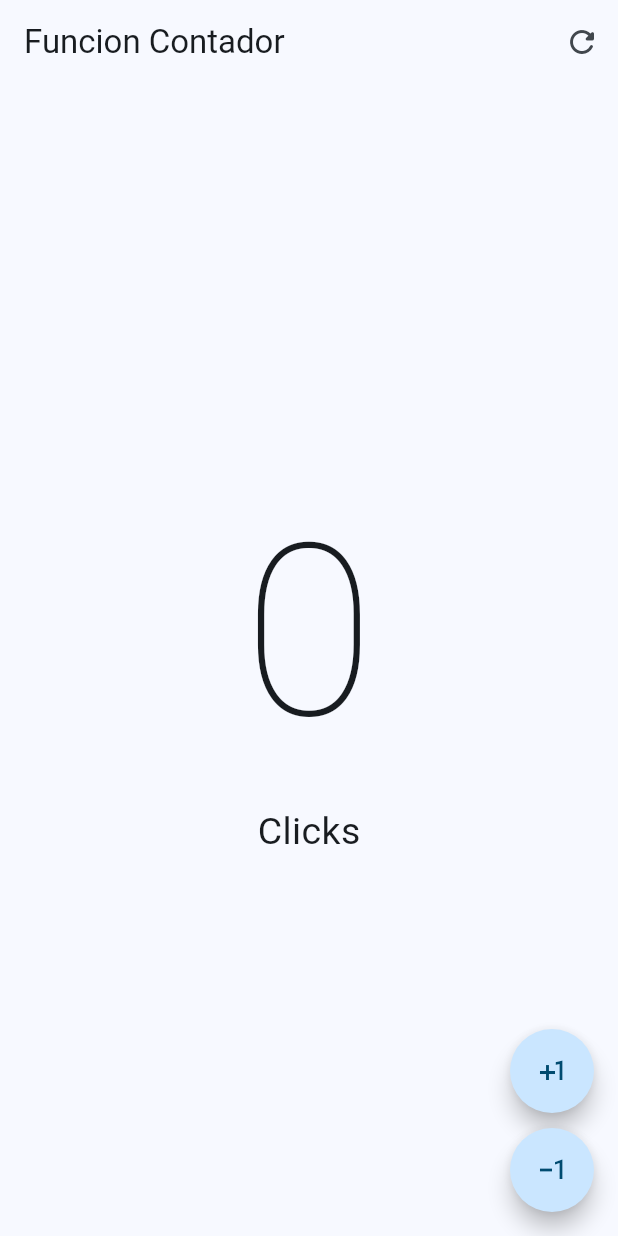
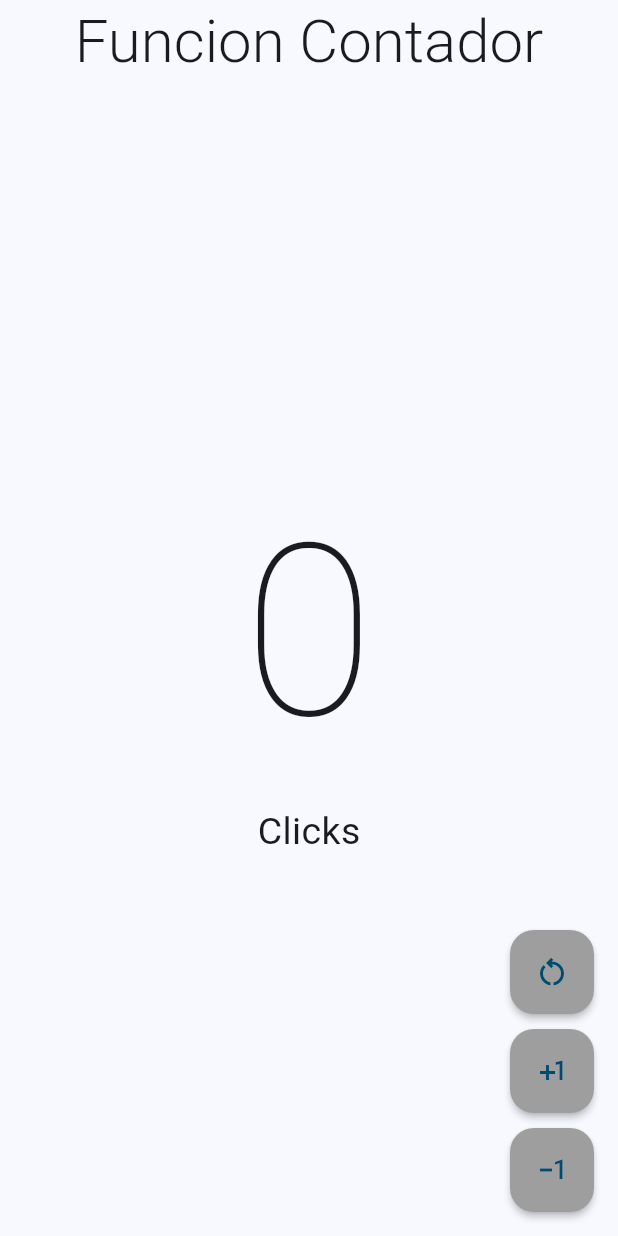
Before and after one commit to LastKing97xd/hello_world_app, a Flutter app: the screen it shows after launch, on a phone screen of 412 x 824 dp. Run offline on Flutter 3.47's test engine with Material 3 defaults, Android fonts, the phone set to English and light mode, and no system bars.

Commit message:
Contador Terminado

```diff
--- a/lib/presentation/screens/counter/counter_functions_screen.dart
+++ b/lib/presentation/screens/counter/counter_functions_screen.dart
@@ -14,16 +14,20 @@ class _CounterFunctionsScreenState extends State<CounterFunctionsScreen> {
   Widget build(BuildContext context) {
     return Scaffold(
         appBar: AppBar(
-          title: const Text('Funcion Contador'),
-          actions: [
-            IconButton(
-                icon: const Icon(Icons.refresh_rounded),
-                onPressed: () {
-                  setState(() {
-                    clickCounter = 0;
-                  });
-                }),
-          ],
+          title: const Center(
+            child: Text('Funcion Contador',
+              style: TextStyle(
+              fontSize: 40, fontWeight: FontWeight.w300)
+            )),
+          // actions: [
+          //   IconButton(
+          //       icon: const Icon(Icons.refresh_rounded),
+          //       onPressed: () {
+          //         setState(() {
+          //           clickCounter = 0;
+          //         });
+          //       }),
+          // ],
         ),
         body: Center(
             child: Column(
@@ -46,29 +50,61 @@ class _CounterFunctionsScreenState extends State<CounterFunctionsScreen> {
         floatingActionButton: Column(
           mainAxisAlignment: MainAxisAlignment.end,
           children: [
-            FloatingActionButton(
-              shape: const StadiumBorder(),
+            CustomButton(
+              icon: Icons.restart_alt_outlined,
               onPressed: () {
                 setState(() {
-                  //clickCounter = clickCounter + 1;
+                  clickCounter = 0;
+                });
+              },
+            ),
+            //Separacion Botones
+            const SizedBox(height: 10),
+
+            CustomButton(
+              icon: Icons.plus_one,
+              onPressed: () {
+                setState(() {
                   clickCounter++;
                 });
               },
-              child: const Icon(Icons.plus_one),
             ),
+            //Separacion Botones
             const SizedBox(height: 10),
-            FloatingActionButton(
-              shape: const StadiumBorder(),
+
+            CustomButton(
+              icon: Icons.exposure_minus_1_outlined,
               onPressed: () {
                 setState(() {
                   if (clickCounter == 0) return;
-                  //clickCounter = clickCounter - 1;
-                  clickCounter--;
+                  clickCounter --;
                 });
               },
-              child: const Icon(Icons.exposure_minus_1_outlined),
             ),
           ],
         ));
   }
 }
+
+class CustomButton extends StatelessWidget {
+  final IconData icon;
+  final VoidCallback? onPressed;
+
+  const CustomButton({
+    super.key,
+    required this.icon,
+    this.onPressed,
+  });
+
+  @override
+  Widget build(BuildContext context) {
+    return FloatingActionButton(
+      //shape: const StadiumBorder(),
+      enableFeedback: true,
+      elevation: 2,
+      backgroundColor: Colors.grey,
+      onPressed: onPressed,
+      child: Icon(icon),
+    );
+  }
+}
```
